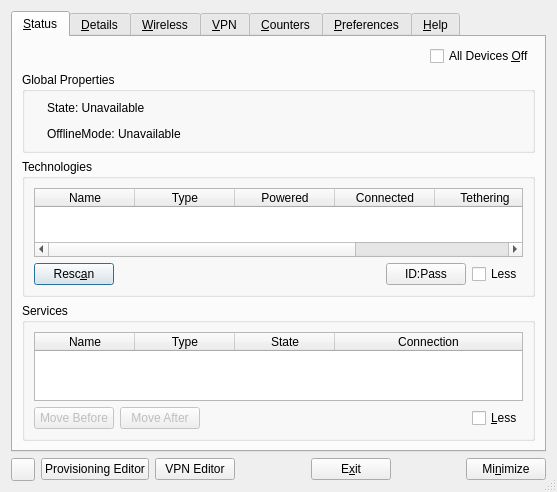
Before: the Qt Designer form apps/cmstapp/code/control_box/ui/controlbox.ui in andrew-bibb/cmst, drawn with Qt 5.
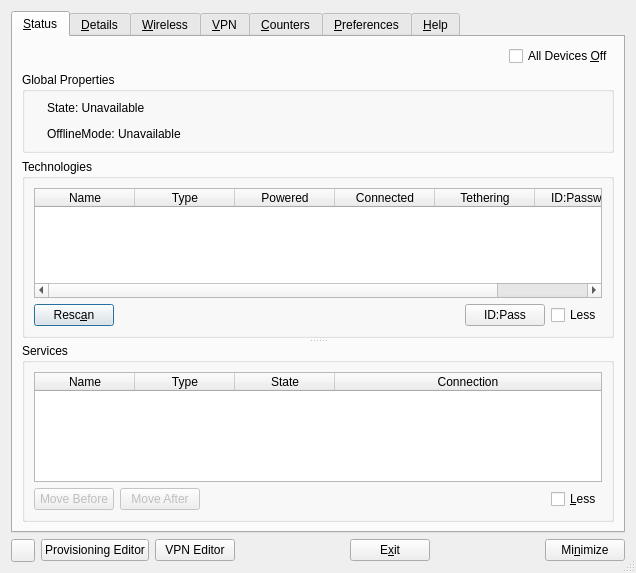
After: the same form once the commit is applied.

Commit message: added splitter and changed vert size policy tab 1

```diff
--- a/apps/cmstapp/code/control_box/ui/controlbox.ui
+++ b/apps/cmstapp/code/control_box/ui/controlbox.ui
@@ -6,8 +6,8 @@
    <rect>
     <x>0</x>
     <y>0</y>
-    <width>557</width>
-    <height>492</height>
+    <width>636</width>
+    <height>573</height>
    </rect>
   </property>
   <property name="minimumSize">
@@ -166,7 +166,20 @@
         </widget>
        </item>
        <item row="2" column="0">
+        <widget class="QSplitter" name="splitter">
+         <property name="orientation">
+          <enum>Qt::Vertical</enum>
+         </property>
+         <property name="handleWidth">
+          <number>5</number>
+         </property>
         <widget class="QGroupBox" name="groupBox_technologies">
+          <property name="sizePolicy">
+           <sizepolicy hsizetype="Preferred" vsizetype="Expanding">
+            <horstretch>0</horstretch>
+            <verstretch>0</verstretch>
+           </sizepolicy>
+          </property>
          <property name="whatsThis">
           <string>&lt;html&gt;&lt;head/&gt;&lt;body&gt;&lt;p&gt;Connman refers to hardware devices as technologies. This box will display information about all known technologies.&lt;/p&gt;&lt;p&gt;To turn a technology on or off click on the button that shows in the &lt;span style=&quot; font-weight:600;&quot;&gt;Powered&lt;/span&gt; column for the technology.&lt;/p&gt;&lt;p&gt;To tether a technology click the botton in the &lt;span style=&quot; font-weight:600;&quot;&gt;Tethering&lt;/span&gt; column to on.&lt;/p&gt;&lt;/body&gt;&lt;/html&gt;</string>
          </property>
@@ -176,6 +189,12 @@
          <layout class="QVBoxLayout" name="verticalLayout_3">
           <item>
            <widget class="QTableWidget" name="tableWidget_technologies">
+             <property name="sizePolicy">
+              <sizepolicy hsizetype="Expanding" vsizetype="Expanding">
+               <horstretch>0</horstretch>
+               <verstretch>0</verstretch>
+              </sizepolicy>
+             </property>
             <property name="editTriggers">
              <set>QAbstractItemView::NoEditTriggers</set>
             </property>
@@ -293,9 +312,13 @@
           </item>
          </layout>
         </widget>
-       </item>
-       <item row="4" column="0">
         <widget class="QGroupBox" name="groupBox_services">
+          <property name="sizePolicy">
+           <sizepolicy hsizetype="Preferred" vsizetype="Expanding">
+            <horstretch>0</horstretch>
+            <verstretch>0</verstretch>
+           </sizepolicy>
+          </property>
          <property name="whatsThis">
           <string>&lt;html&gt;&lt;head/&gt;&lt;body&gt;&lt;p&gt;This box lists all services that connman can connect to.&lt;/p&gt;&lt;/body&gt;&lt;/html&gt;</string>
          </property>
@@ -305,6 +328,12 @@
          <layout class="QVBoxLayout" name="verticalLayout_6">
           <item>
            <widget class="QTableWidget" name="tableWidget_services">
+             <property name="sizePolicy">
+              <sizepolicy hsizetype="Expanding" vsizetype="Expanding">
+               <horstretch>0</horstretch>
+               <verstretch>0</verstretch>
+              </sizepolicy>
+             </property>
             <property name="editTriggers">
              <set>QAbstractItemView::NoEditTriggers</set>
             </property>
@@ -424,6 +453,7 @@
           </item>
          </layout>
         </widget>
+        </widget>
        </item>
       </layout>
      </widget>
```
Left out of the diff: 209 changed lines with no effect on the pictures. Lines whose indentation alone changed are shown as unchanged.
